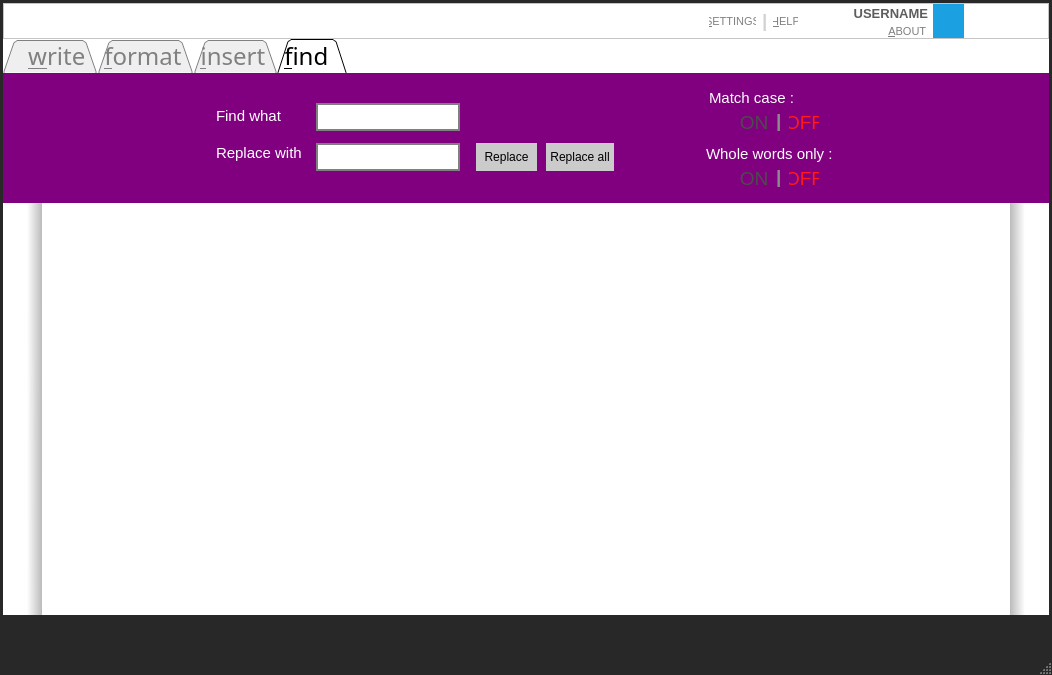
The window that Sources/mainwindow.ui (Sineaggi/CutePad) describes before a commit, drawn with Qt 5.
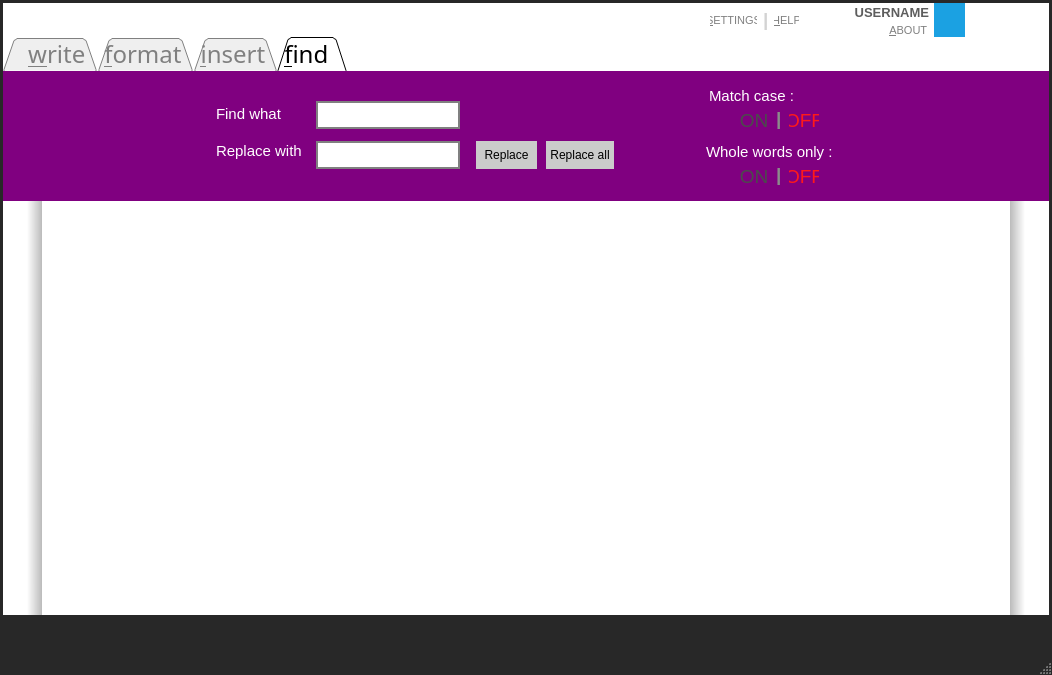
The same window after the commit. Icons and pictures are not drawn.

Commit message: Further formatting changes on OSX

```diff
--- a/Sources/mainwindow.ui
+++ b/Sources/mainwindow.ui
@@ -294,11 +294,9 @@
        </size>
       </property>
       <property name="styleSheet">
-       <string notr="true">QFrame{
-
-background : white;
-
-
+       <string notr="true">QFrame {
+    border: none;
+    background: white;
 }</string>
       </property>
       <property name="frameShape">
```
